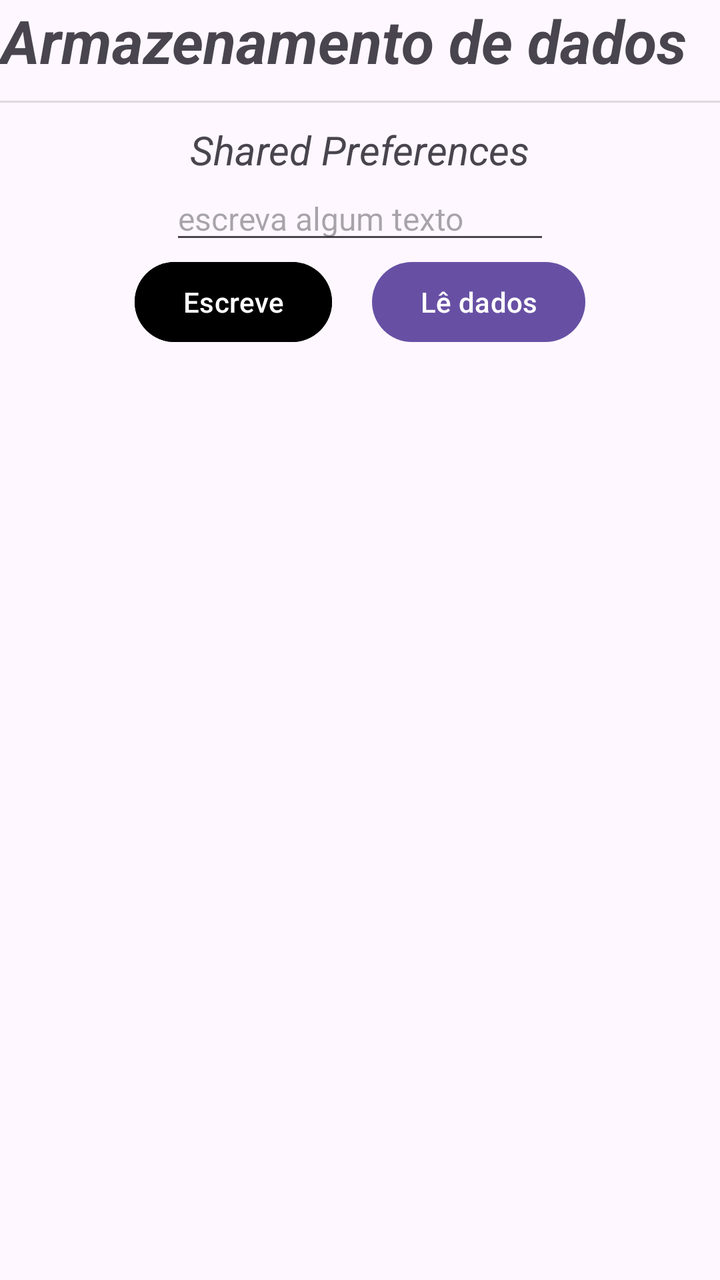
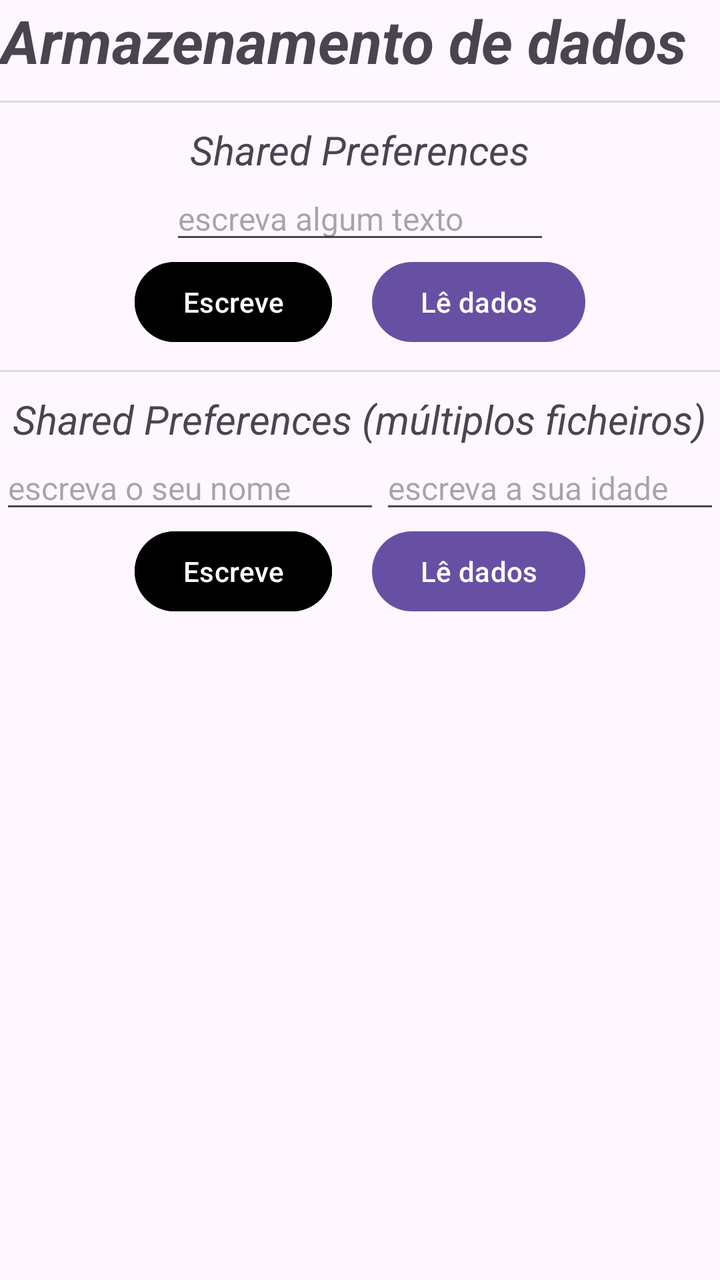

The first picture is an Android layout as it rendered before a commit; the second is the same layout after the commit. The layout source and the unified diff follow.
<!-- AndroidManifest.xml: application theme Theme.DataStorage -->
<!-- res/layout/activity_main.xml -->
<?xml version="1.0" encoding="utf-8"?>
<LinearLayout xmlns:android="http://schemas.android.com/apk/res/android"
    xmlns:tools="http://schemas.android.com/tools"
    android:id="@+id/main"
    android:layout_width="match_parent"
    android:layout_height="match_parent"
    android:orientation="vertical"
    tools:context=".MainActivity">

    <TextView
        android:layout_width="wrap_content"
        android:layout_height="wrap_content"
        android:gravity="center"
        android:text="@string/label_cabecalho"
        android:textSize="30sp"
        android:textStyle="bold|italic" />

    
    <LinearLayout style="@style/contentor_geral">

        <View style="@style/linha_separacao" />

        <TextView
            style="@style/titulo_seccao"
            android:text="@string/shared_preferences" />

        <EditText
            android:id="@+id/editText1"
            style="@style/editText"
            android:hint="@string/sharedPrefencesEditText"
            android:text="" />

        <LinearLayout style="@style/contentor_horizontal">

            <Button
                android:id="@+id/btWrite1"
                style="@style/buttonWrite"
                android:text="@string/btWrite" />

            <Button
                android:id="@+id/btRead1"
                style="@style/buttonRead"
                android:text="@string/btRead" />

        </LinearLayout>

    </LinearLayout>


</LinearLayout>
<!-- resources referenced by this layout -->
<resources>
  <string name="btRead">Lê dados</string>
  <string name="btWrite">Escreve</string>
  <string name="label_cabecalho">Armazenamento de dados</string>
  <string name="sharedPrefencesEditText">escreva algum texto</string>
  <string name="shared_preferences">Shared Preferences</string>
  <style name="buttonRead">
          <item name="android:layout_width">wrap_content</item>
          <item name="android:layout_height">wrap_content</item>
          <item name="android:layout_marginStart">10dp</item>
      </style>
  <style name="buttonWrite">
          <item name="android:layout_width">wrap_content</item>
          <item name="android:layout_height">wrap_content</item>
          <item name="android:backgroundTint">@color/black</item>
          <item name="android:layout_marginEnd">10dp</item>
      </style>
  <style name="contentor_geral">
          <item name="android:layout_width">match_parent</item>
          <item name="android:layout_height">wrap_content</item>
          <item name="android:orientation">vertical</item>
      </style>
  <style name="contentor_horizontal">
          <item name="android:layout_width">wrap_content</item>
          <item name="android:layout_height">wrap_content</item>
          <item name="android:layout_gravity">center</item>
          <item name="android:orientation">horizontal</item>
      </style>
  <style name="editText">
          <item name="android:layout_width">wrap_content</item>
          <item name="android:layout_height">wrap_content</item>
          <item name="android:layout_gravity">center</item>
          <item name="android:ems">10</item>
          <item name="android:textSize">16sp</item>
      </style>
  <style name="linha_separacao">
          <item name="android:layout_width">match_parent</item>
          <item name="android:layout_height">1dp</item>
          <item name="android:layout_marginTop">10dp</item>
          <item name="android:background">?android:attr/listDivider</item>
      </style>
  <style name="titulo_seccao">
          <item name="android:layout_width">wrap_content</item>
          <item name="android:layout_height">wrap_content</item>
          <item name="android:layout_gravity">center</item>
          <item name="android:textStyle">italic</item>
          <item name="android:textSize">20sp</item>
          <item name="android:layout_marginTop">10dp</item>
      </style>
  <style name="Theme.DataStorage" parent="Base.Theme.DataStorage" />
  <color name="black">#FF000000</color>
  <style name="Base.Theme.DataStorage" parent="Theme.Material3.DayNight.NoActionBar">
          
          
      </style>
</resources>

<!-- the commit's change to res/layout/activity_main.xml (unified diff, before → after) -->
@@ -46,5 +46,45 @@
 
     </LinearLayout>
 
+    
+    <LinearLayout style="@style/contentor_geral">
 
+        <View style="@style/linha_separacao" />
+
+        <TextView
+            style="@style/titulo_seccao"
+            android:text="@string/shared_preferencesMultiFich" />
+
+        <LinearLayout style="@style/contentor_horizontal">
+
+            <EditText
+                android:id="@+id/editText2a"
+                style="@style/editText"
+                android:hint="@string/sharedPreferencesNome"
+                android:inputType="text"
+                android:text="" />
+
+            <EditText
+                android:id="@+id/editText2b"
+                style="@style/editText"
+                android:hint="@string/sharedPreferencesIdade"
+                android:inputType="number"
+                android:text="" />
+        </LinearLayout>
+
+        <LinearLayout style="@style/contentor_horizontal">
+
+            <Button
+                android:id="@+id/btWrite2"
+                style="@style/buttonWrite"
+                android:text="@string/btWrite" />
+
+            <Button
+                android:id="@+id/btRead2"
+                style="@style/buttonRead"
+                android:text="@string/btRead" />
+
+        </LinearLayout>
+
+    </LinearLayout>
 </LinearLayout>
<!-- resource entries referenced after the edit -->
@@ -4,7 +4,10 @@
   <string name="btWrite">Escreve</string>
   <string name="label_cabecalho">Armazenamento de dados</string>
   <string name="sharedPrefencesEditText">escreva algum texto</string>
+  <string name="sharedPreferencesIdade">escreva a sua idade</string>
+  <string name="sharedPreferencesNome">escreva o seu nome</string>
   <string name="shared_preferences">Shared Preferences</string>
+  <string name="shared_preferencesMultiFich">Shared Preferences (múltiplos ficheiros)</string>
   <style name="buttonRead">
           <item name="android:layout_width">wrap_content</item>
           <item name="android:layout_height">wrap_content</item>
